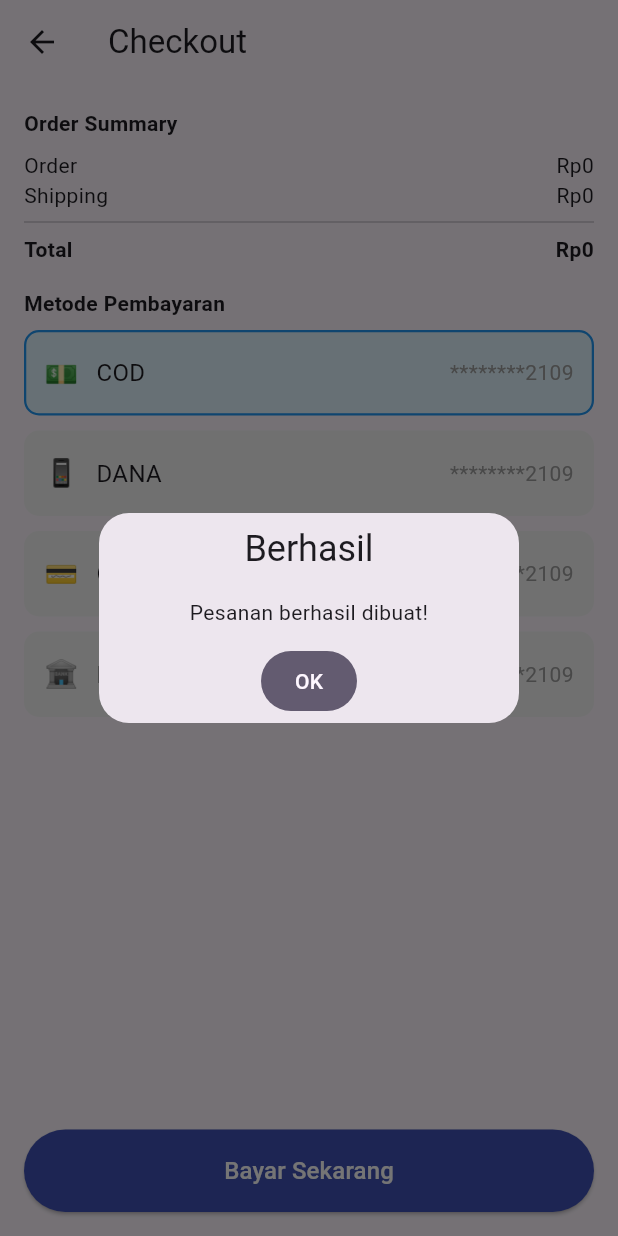
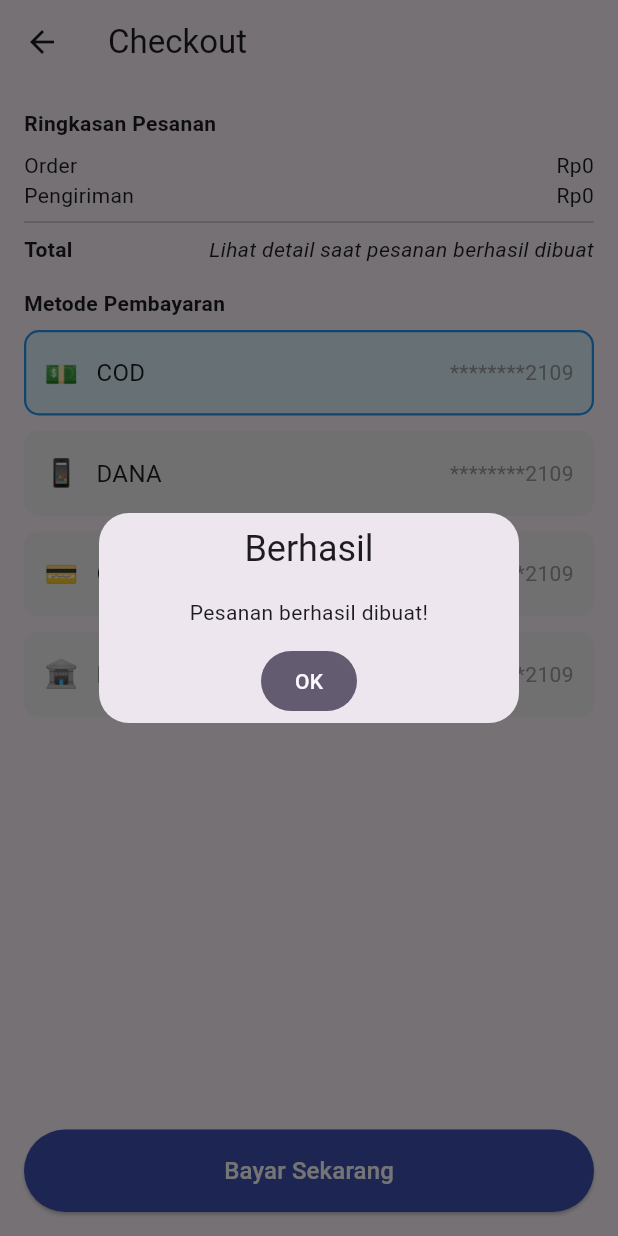
Before and after one commit to AnandaFajar26/fiisaliamart, a Flutter app: the PaymentScreen screen opened directly with empty values, after a tap on "Bayar Sekarang", on a phone screen of 412 x 824 dp. Run offline on Flutter 3.47's test engine with Material 3 defaults, Android fonts, the phone set to English and light mode, and no system bars; our stand-ins replace get, image_picker, supabase_flutter; missing offline and left inert: dart:html; accounts and stored records are empty.

Commit message:
membenarkan payment yang error rajwa

```diff
--- a/lib/halaman-checkout/payment_screen.dart
+++ b/lib/halaman-checkout/payment_screen.dart
@@ -45,25 +45,32 @@ class _PaymentScreenState extends State<PaymentScreen> {
     try {
       for (int i = 0; i < widget.selectedOrders.length; i++) {
         final item = widget.selectedOrders[i];
+        final productId = item['product_id'];
+        final qty = item['quantity'] ?? 1;
 
-        // Validasi wajib
-        if (item['product_id'] == null || item['admin_id'] == null) {
-          Get.snackbar(
-            "Error",
-            "Data produk tidak lengkap pada item ke-${i + 1}",
-          );
+        if (productId == null) {
+          Get.snackbar("Error", "Product ID kosong pada item ke-${i + 1}");
           return;
         }
 
-        final rawPrice = item['product_price'].toString();
+        // Ambil data produk langsung dari Supabase
+        final product =
+            await supabase
+                .from('products')
+                .select('price, admin_id')
+                .eq('id', productId)
+                .single();
+
+        final rawPrice = product['price'].toString();
         final price =
             int.tryParse(rawPrice.replaceAll(RegExp(r'[^0-9]'), '')) ?? 0;
-        final qty = item['quantity'] ?? 1;
+
+        final adminId = product['admin_id'];
 
         await supabase.from('placed_orders').insert({
           'user_id': userId,
-          'product_id': item['product_id'],
-          'admin_id': item['admin_id'],
+          'product_id': productId,
+          'admin_id': adminId,
           'quantity': qty,
           'total_price': price * qty,
           'payment_method': selectedMethod,
@@ -72,7 +79,6 @@ class _PaymentScreenState extends State<PaymentScreen> {
         });
       }
 
-      // Jika sukses
       Get.defaultDialog(
         title: "Berhasil",
         middleText: "Pesanan berhasil dibuat!",
@@ -97,7 +103,7 @@ class _PaymentScreenState extends State<PaymentScreen> {
           crossAxisAlignment: CrossAxisAlignment.start,
           children: [
             const Text(
-              "Order Summary",
+              "Ringkasan Pesanan",
               style: TextStyle(fontWeight: FontWeight.bold),
             ),
             const SizedBox(height: 8),
@@ -110,19 +116,16 @@ class _PaymentScreenState extends State<PaymentScreen> {
             ),
             const Row(
               mainAxisAlignment: MainAxisAlignment.spaceBetween,
-              children: [Text("Shipping"), Text("Rp0")],
+              children: [Text("Pengiriman"), Text("Rp0")],
             ),
             const Divider(),
             Row(
               mainAxisAlignment: MainAxisAlignment.spaceBetween,
-              children: [
-                const Text(
-                  "Total",
-                  style: TextStyle(fontWeight: FontWeight.bold),
-                ),
+              children: const [
+                Text("Total", style: TextStyle(fontWeight: FontWeight.bold)),
                 Text(
-                  "Rp${widget.totalPrice.toStringAsFixed(0)}",
-                  style: const TextStyle(fontWeight: FontWeight.bold),
+                  "Lihat detail saat pesanan berhasil dibuat",
+                  style: TextStyle(fontStyle: FontStyle.italic),
                 ),
               ],
             ),
```
